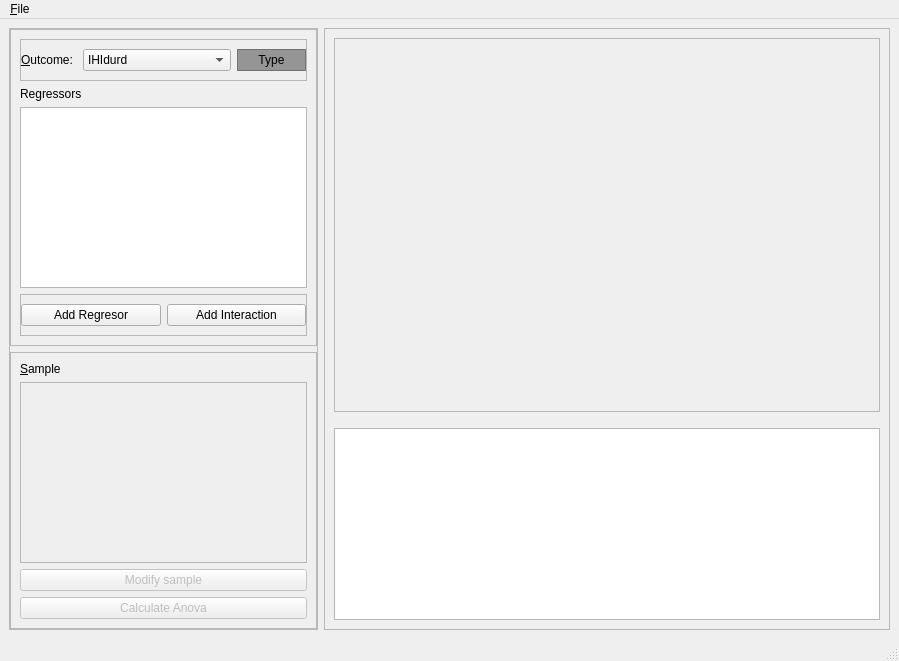
First picture: the form in braviz/interaction/qt_guis/anova.ui, repository diego0020/braviz-app, before the edit.
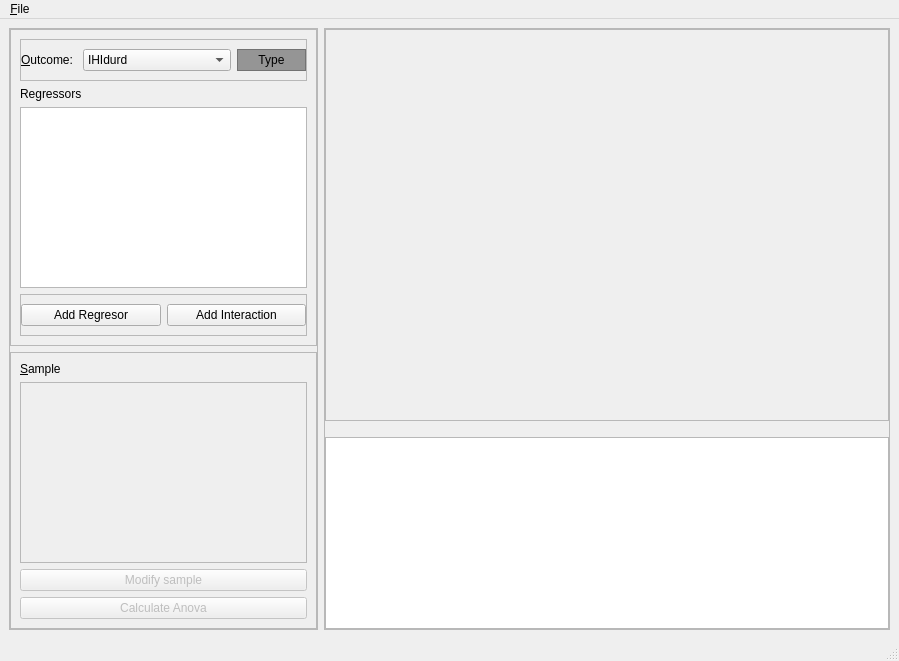
Second picture: the form after the edit.

```diff
--- a/braviz/interaction/qt_guis/anova.ui
+++ b/braviz/interaction/qt_guis/anova.ui
@@ -304,6 +304,18 @@
        <enum>QFrame::Raised</enum>
       </property>
       <layout class="QVBoxLayout" name="verticalLayout_2" stretch="1,0,0">
+       <property name="leftMargin">
+        <number>0</number>
+       </property>
+       <property name="topMargin">
+        <number>0</number>
+       </property>
+       <property name="rightMargin">
+        <number>0</number>
+       </property>
+       <property name="bottomMargin">
+        <number>0</number>
+       </property>
        <item>
         <widget class="QFrame" name="plot_frame">
          <property name="minimumSize">
```
Left out of the diff: 1 changed line with no effect on the pictures.
